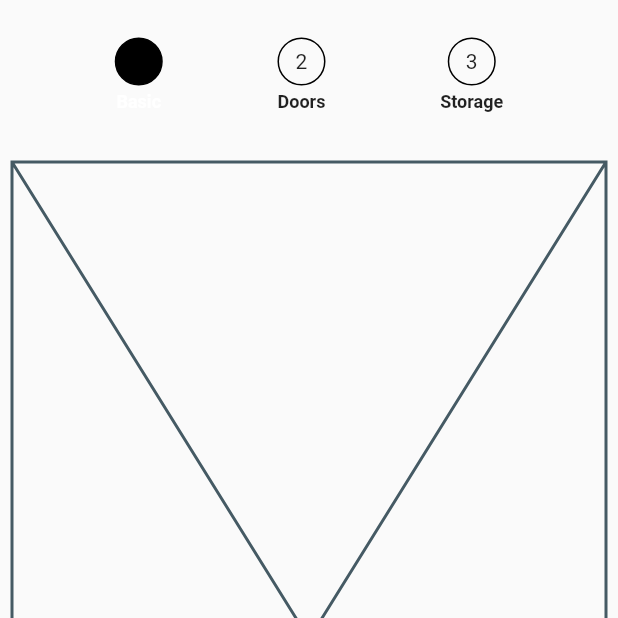
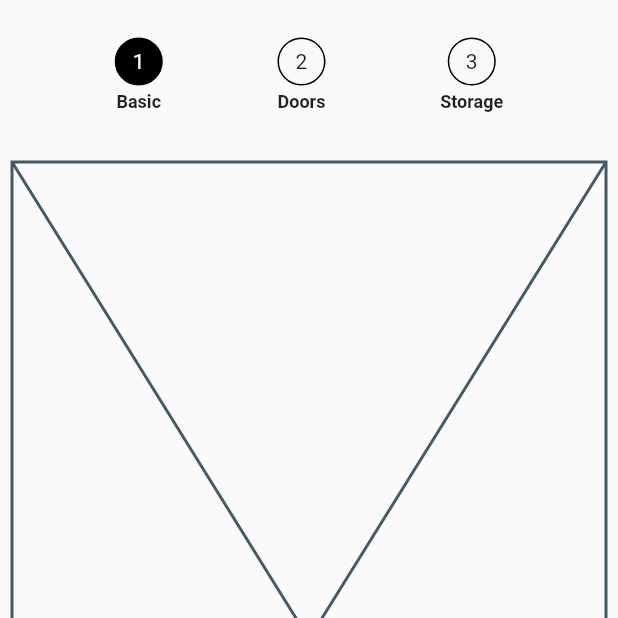
Before and after one commit to JAICHANGPARK/flutter_notebook_18th_story, a Flutter app: the screen it shows after launch, on a phone screen of 412 x 824 dp, the top half of it. Run offline on Flutter 3.47's test engine with Material 2 defaults, Android fonts, the phone set to English and light mode, and no system bars; our stand-ins replace cached_network_image, flutter_lorem, flutter_riverpod, flutter_svg, freezed_annotation, go_router and 3 more.

Commit message:
Update pax_wardrobe_main_page.dart

```diff
--- a/lib/ep1081_pax_wardrobe_app/src/ui/pax_wardrobe_main_page.dart
+++ b/lib/ep1081_pax_wardrobe_app/src/ui/pax_wardrobe_main_page.dart
@@ -33,19 +33,22 @@ class PaxWardrobeMainPage extends StatelessWidget {
                               shape: BoxShape.circle,
                               color: idx == 0 ? Colors.black : Colors.white
                             ),
-                            child: const Center(
-                              child: Text("1"),
+                            child:  Center(
+                              child: Text("1",
+                              style: TextStyle(
+                                  color: idx == 0 ? Colors.white : Colors.black
+                              ),),
                             ),
                           ),
                           const SizedBox(
                             height: 4,
                           ),
-                           Text(
+                           const Text(
                             "Basic",
                             style: TextStyle(
                               fontSize: 12,
                               fontWeight: FontWeight.bold,
-                                color: idx == 0 ? Colors.white : Colors.black
+
                             ),
                           ),
                         ],
```
